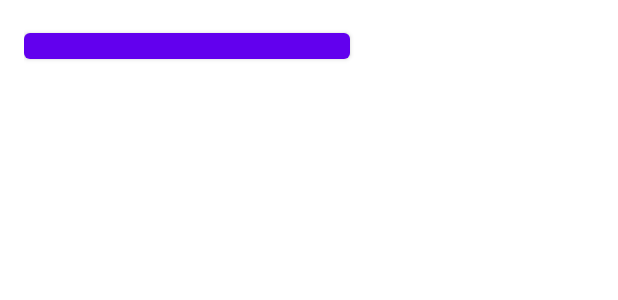
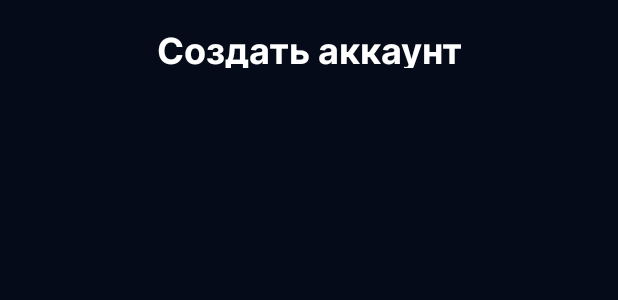
Before and after one commit to inimitab1e/StudentTasks, an Android app: the layout activity_login.xml on its own in the app's theme, with its tools: preview values and no code run, on a phone screen of 412 x 824 dp. Shown: the top 300 px of the screen. Run offline under Robolectric (Android 15) with nearby library versions, the phone set to English and light mode, and no system bars.

Commit message:
still ui

```diff
--- a/app/src/main/java/com/example/student_tasks/ui/login/LoginActivity.kt
+++ b/app/src/main/java/com/example/student_tasks/ui/login/LoginActivity.kt
@@ -20,5 +20,6 @@ class LoginActivity : AppCompatActivity() {
 
     override fun onCreate(savedInstanceState: Bundle?) {
         super.onCreate(savedInstanceState)
+        setContentView(R.layout.activity_login);
     }
 }
--- a/app/src/main/res/layout/activity_login.xml
+++ b/app/src/main/res/layout/activity_login.xml
@@ -11,9 +11,18 @@
     android:paddingBottom="@dimen/activity_vertical_margin"
     tools:context=".ui.login.LoginActivity">
 
-    <Button
+    <TextView
         android:id="@+id/login_title"
         android:layout_width="217dp"
-        android:layout_height="29dp" />
+        android:layout_height="29dp"
+        android:fontFamily="@font/inter_bold"
+        android:text="Создать аккаунт"
+        android:textSize="24dp"
+        android:textAlignment="center"
+        android:visibility="visible"
+        android:textColor="@color/white"
+        app:layout_constraintTop_toTopOf="parent"
+        app:layout_constraintStart_toStartOf="parent"
+        app:layout_constraintEnd_toEndOf="parent"/>
 
 </androidx.constraintlayout.widget.ConstraintLayout>
--- a/app/src/main/res/values/themes.xml
+++ b/app/src/main/res/values/themes.xml
@@ -12,5 +12,6 @@
         <!-- Status bar color. -->
         <item name="android:statusBarColor" tools:targetApi="l">?attr/colorPrimaryVariant</item>
         <!-- Customize your theme here. -->
+        <item name="android:background">@color/main_theme</item>
     </style>
 </resources>
```
Also changed, not shown: app/src/main/res/font/inter.ttf (added), app/src/main/res/font/inter_bold.ttf (added).
